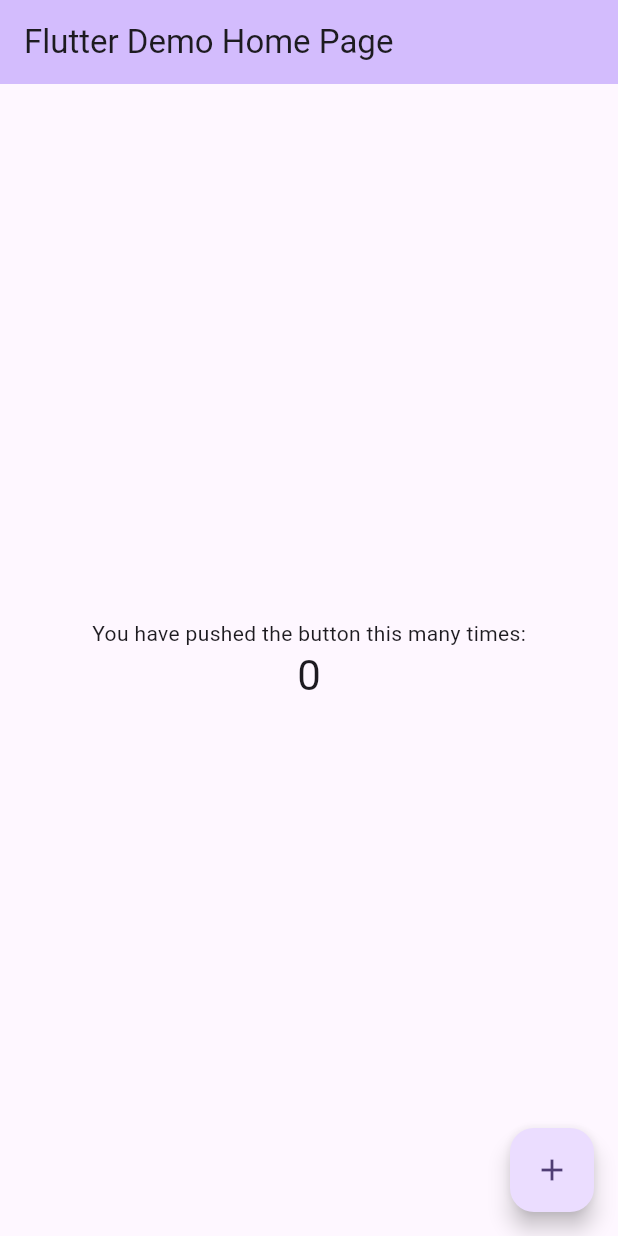
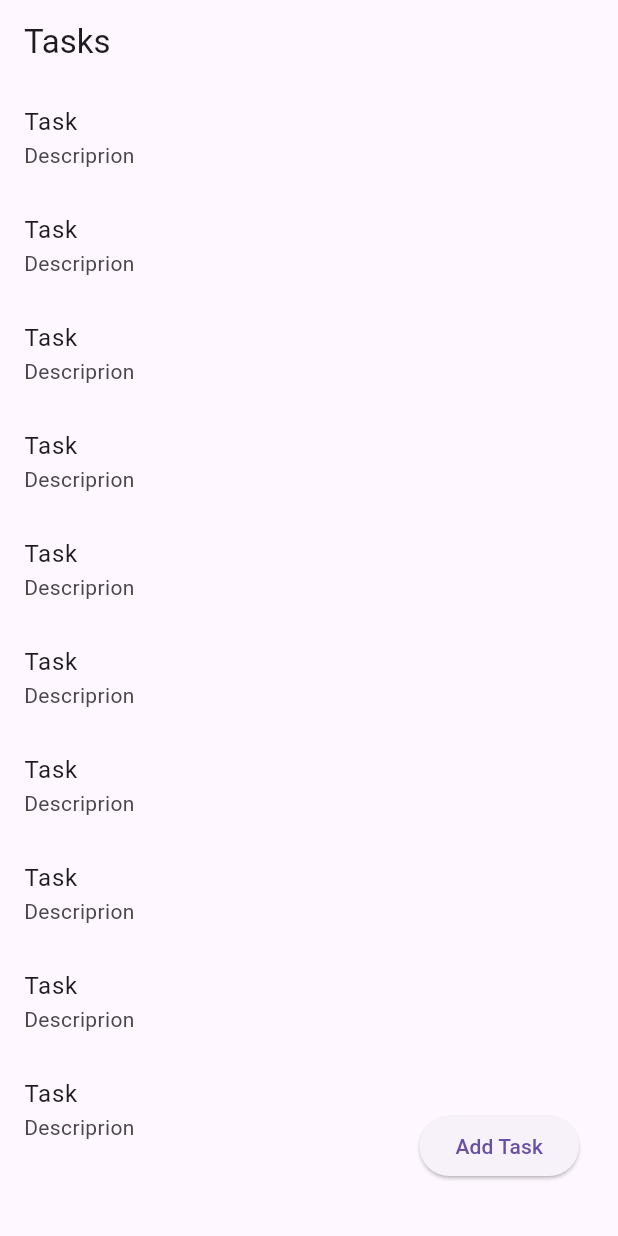
Before and after one commit to shaheedpalappetty/task, a Flutter app: the screen it shows after launch, on a phone screen of 412 x 824 dp. Run offline on Flutter 3.47's test engine with Material 3 defaults, Android fonts, the phone set to English and light mode, and no system bars.

Commit message:
feat : create directory and ui screens

```diff
--- a/lib/main.dart
+++ b/lib/main.dart
@@ -1,125 +1,22 @@
 import 'package:flutter/material.dart';
+import 'package:task_assignment/presentation/screens/task_list_screen.dart';
 
-void main() {
-  runApp(const MyApp());
+void main() async {
+  WidgetsFlutterBinding.ensureInitialized();
+
+  runApp(MyApp());
 }
 
 class MyApp extends StatelessWidget {
-  const MyApp({super.key});
+  MyApp();
 
-  // This widget is the root of your application.
   @override
   Widget build(BuildContext context) {
     return MaterialApp(
-      title: 'Flutter Demo',
-      theme: ThemeData(
-        // This is the theme of your application.
-        //
-        // TRY THIS: Try running your application with "flutter run". You'll see
-        // the application has a purple toolbar. Then, without quitting the app,
-        // try changing the seedColor in the colorScheme below to Colors.green
-        // and then invoke "hot reload" (save your changes or press the "hot
-        // reload" button in a Flutter-supported IDE, or press "r" if you used
-        // the command line to start the app).
-        //
-        // Notice that the counter didn't reset back to zero; the application
-        // state is not lost during the reload. To reset the state, use hot
-        // restart instead.
-        //
-        // This works for code too, not just values: Most code changes can be
-        // tested with just a hot reload.
-        colorScheme: ColorScheme.fromSeed(seedColor: Colors.deepPurple),
-        useMaterial3: true,
-      ),
-      home: const MyHomePage(title: 'Flutter Demo Home Page'),
+      debugShowCheckedModeBanner: false,
+      title: 'Task Manager',
+      theme: ThemeData(primarySwatch: Colors.blue),
+      home: TaskListScreen(),
     );
   }
 }
-
-class MyHomePage extends StatefulWidget {
-  const MyHomePage({super.key, required this.title});
-
-  // This widget is the home page of your application. It is stateful, meaning
-  // that it has a State object (defined below) that contains fields that affect
-  // how it looks.
-
-  // This class is the configuration for the state. It holds the values (in this
-  // case the title) provided by the parent (in this case the App widget) and
-  // used by the build method of the State. Fields in a Widget subclass are
-  // always marked "final".
-
-  final String title;
-
-  @override
-  State<MyHomePage> createState() => _MyHomePageState();
-}
-
-class _MyHomePageState extends State<MyHomePage> {
-  int _counter = 0;
-
-  void _incrementCounter() {
-    setState(() {
-      // This call to setState tells the Flutter framework that something has
-      // changed in this State, which causes it to rerun the build method below
-      // so that the display can reflect the updated values. If we changed
-      // _counter without calling setState(), then the build method would not be
-      // called again, and so nothing would appear to happen.
-      _counter++;
-    });
-  }
-
-  @override
-  Widget build(BuildContext context) {
-    // This method is rerun every time setState is called, for instance as done
-    // by the _incrementCounter method above.
-    //
-    // The Flutter framework has been optimized to make rerunning build methods
-    // fast, so that you can just rebuild anything that needs updating rather
-    // than having to individually change instances of widgets.
-    return Scaffold(
-      appBar: AppBar(
-        // TRY THIS: Try changing the color here to a specific color (to
-        // Colors.amber, perhaps?) and trigger a hot reload to see the AppBar
-        // change color while the other colors stay the same.
-        backgroundColor: Theme.of(context).colorScheme.inversePrimary,
-        // Here we take the value from the MyHomePage object that was created by
-        // the App.build method, and use it to set our appbar title.
-        title: Text(widget.title),
-      ),
-      body: Center(
-        // Center is a layout widget. It takes a single child and positions it
-        // in the middle of the parent.
-        child: Column(
-          // Column is also a layout widget. It takes a list of children and
-          // arranges them vertically. By default, it sizes itself to fit its
-          // children horizontally, and tries to be as tall as its parent.
-          //
-          // Column has various properties to control how it sizes itself and
-          // how it positions its children. Here we use mainAxisAlignment to
-          // center the children vertically; the main axis here is the vertical
-          // axis because Columns are vertical (the cross axis would be
-          // horizontal).
-          //
-          // TRY THIS: Invoke "debug painting" (choose the "Toggle Debug Paint"
-          // action in the IDE, or press "p" in the console), to see the
-          // wireframe for each widget.
-          mainAxisAlignment: MainAxisAlignment.center,
-          children: <Widget>[
-            const Text(
-              'You have pushed the button this many times:',
-            ),
-            Text(
-              '$_counter',
-              style: Theme.of(context).textTheme.headlineMedium,
-            ),
-          ],
-        ),
-      ),
-      floatingActionButton: FloatingActionButton(
-        onPressed: _incrementCounter,
-        tooltip: 'Increment',
-        child: const Icon(Icons.add),
-      ), // This trailing comma makes auto-formatting nicer for build methods.
-    );
-  }
-}
--- /dev/null
+++ b/lib/presentation/screens/task_list_screen.dart
@@ -0,0 +1,31 @@
+import 'package:flutter/material.dart';
+import 'package:task_assignment/presentation/screens/task_creation_screen.dart';
+
+class TaskListScreen extends StatelessWidget {
+  const TaskListScreen({super.key});
+
+  @override
+  Widget build(BuildContext context) {
+    return Scaffold(
+      appBar: AppBar(title: const Text("Tasks")),
+      body: ListView.builder(
+        itemCount: 10,
+        itemBuilder: (context, index) {
+          // final task = state.tasks[index];
+          return const ListTile(
+            title: Text("Task"),
+            subtitle: Text("Descriprion"),
+          );
+        },
+      ),
+      floatingActionButton: Padding(
+        padding: const EdgeInsets.only(bottom: 20, right: 10),
+        child: ElevatedButton(
+            onPressed: () => Navigator.of(context).push(MaterialPageRoute(
+                  builder: (context) => const TaskCreationScreen(),
+                )),
+            child: const Text("Add Task")),
+      ),
+    );
+  }
+}
--- a/pubspec.yaml
+++ b/pubspec.yaml
@@ -35,6 +35,10 @@ dependencies:
   # The following adds the Cupertino Icons font to your application.
   # Use with the CupertinoIcons class for iOS style icons.
   cupertino_icons: ^1.0.8
+  flutter_bloc: ^8.1.6
+  bloc: ^8.1.4
+  sqflite: ^2.4.1
+  path: ^1.9.0
 
 dev_dependencies:
   flutter_test:
```
Also changed, not shown: lib/data/models/task_model.dart (added, +28 -0 lines), lib/domain/entities/task_entity.dart (added, +13 -0 lines), lib/presentation/screens/task_creation_screen.dart (added, +63 -0 lines), lib/app.dart (added), lib/core/constants/constants.dart (added), lib/core/utils/imports.dart (added), lib/core/utils/validators.dart (added), lib/data/datasources/task_local_datasource.dart (added), lib/data/repositories/task_repository_impl.dart (added), lib/domain/repositories/task_repository.dart (added), lib/presentation/widgets/custom_dropdown.dart (added), pubspec.lock, 1 other file.
